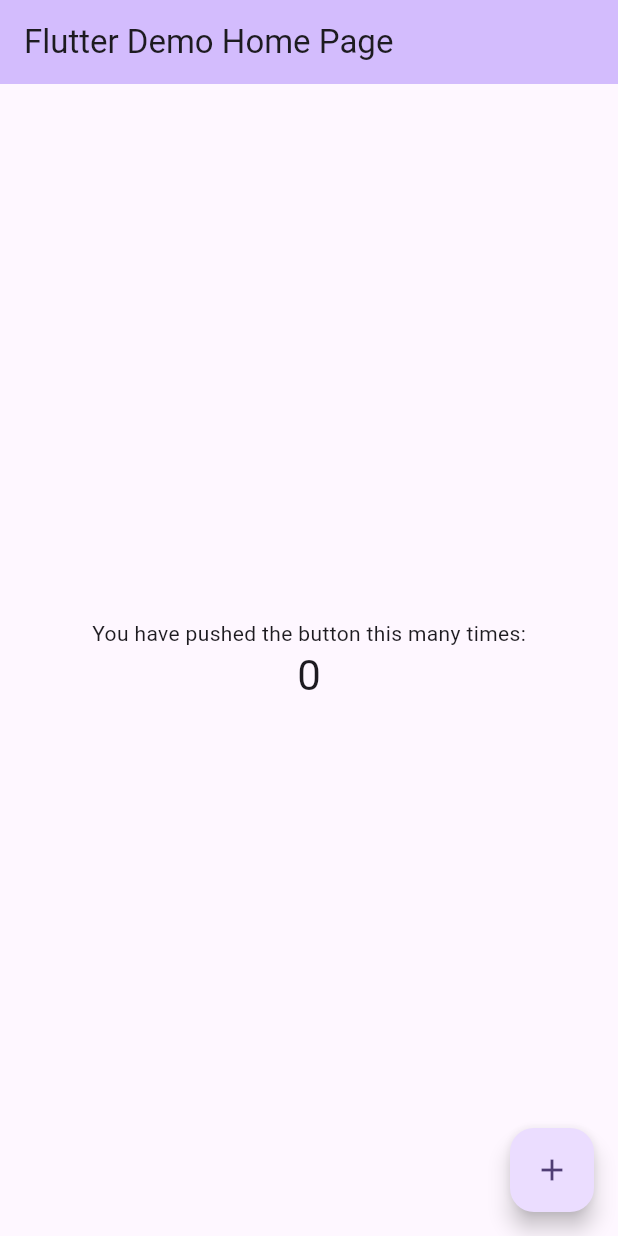
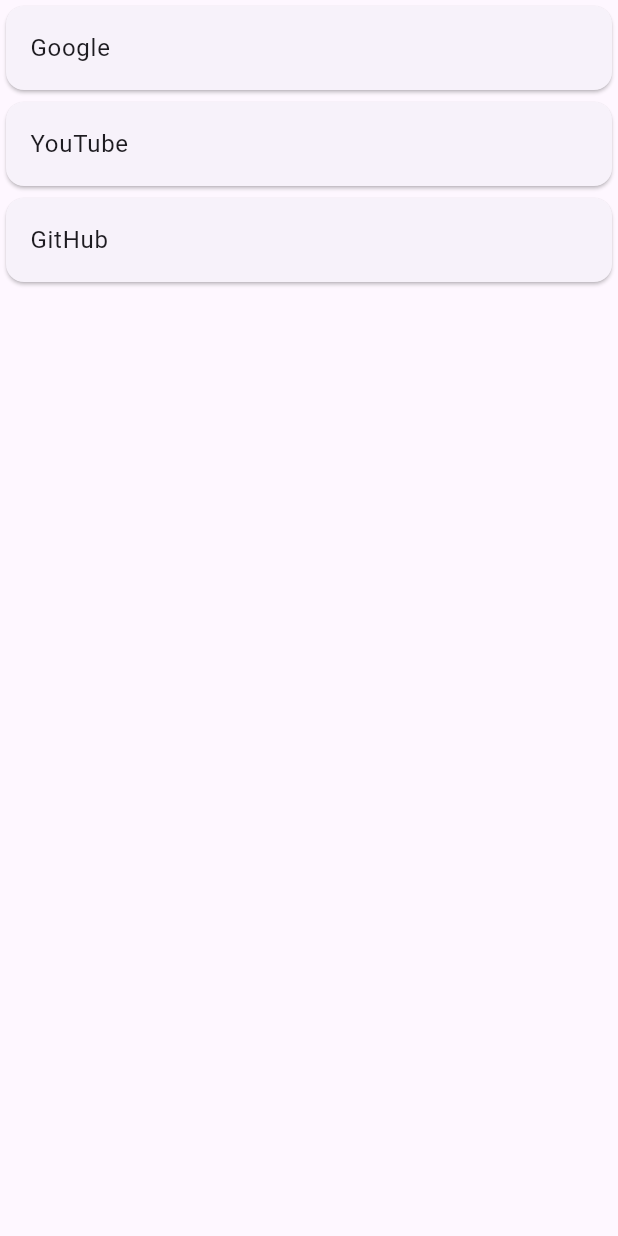
Before and after one commit to Melvyn2000/Url-Launcher-App, a Flutter app: the screen it shows after launch, on a phone screen of 412 x 824 dp. Run offline on Flutter 3.47's test engine with Material 3 defaults, Android fonts, the phone set to English and light mode, and no system bars; our stand-ins replace font_awesome_flutter.

Commit message:
Create and display list with URL and add font_awesome_flutter plugin 🚧

```diff
--- a/lib/main.dart
+++ b/lib/main.dart
@@ -1,4 +1,24 @@
+import 'package:flutter/cupertino.dart';
 import 'package:flutter/material.dart';
+import 'package:url_launcher/url_launcher.dart';
+import 'package:font_awesome_flutter/font_awesome_flutter.dart';
+
+// const Uri urlYoutube =  'https://www.youtube.com/';
+// var urlYoutube = Uri(scheme: 'https', host: 'www.youtube.com');
+
+// void main() {
+//   runApp(const MaterialApp(
+//       home: Scaffold(
+//           body: Center(
+//             child: ElevatedButton(onPressed: _launchUrl, child: Text('Test YouTube URL')),
+//   ))));
+// }
+
+// void _launchUrl() async {
+//   if (!await launchUrl(urlYoutube)) {
+//     throw Exception('Could not launch $urlYoutube');
+//   }
+// }
 
 void main() {
   runApp(const MyApp());
@@ -7,119 +27,56 @@ void main() {
 class MyApp extends StatelessWidget {
   const MyApp({super.key});
 
-  // This widget is the root of your application.
   @override
   Widget build(BuildContext context) {
     return MaterialApp(
-      title: 'Flutter Demo',
-      theme: ThemeData(
-        // This is the theme of your application.
-        //
-        // TRY THIS: Try running your application with "flutter run". You'll see
-        // the application has a purple toolbar. Then, without quitting the app,
-        // try changing the seedColor in the colorScheme below to Colors.green
-        // and then invoke "hot reload" (save your changes or press the "hot
-        // reload" button in a Flutter-supported IDE, or press "r" if you used
-        // the command line to start the app).
-        //
-        // Notice that the counter didn't reset back to zero; the application
-        // state is not lost during the reload. To reset the state, use hot
-        // restart instead.
-        //
-        // This works for code too, not just values: Most code changes can be
-        // tested with just a hot reload.
-        colorScheme: ColorScheme.fromSeed(seedColor: Colors.deepPurple),
-        useMaterial3: true,
+      title: 'Url Launcher App',
+      home: Scaffold(
+        body: const HomePage(),
       ),
-      home: const MyHomePage(title: 'Flutter Demo Home Page'),
     );
   }
 }
 
-class MyHomePage extends StatefulWidget {
-  const MyHomePage({super.key, required this.title});
-
-  // This widget is the home page of your application. It is stateful, meaning
-  // that it has a State object (defined below) that contains fields that affect
-  // how it looks.
-
-  // This class is the configuration for the state. It holds the values (in this
-  // case the title) provided by the parent (in this case the App widget) and
-  // used by the build method of the State. Fields in a Widget subclass are
-  // always marked "final".
-
-  final String title;
+class HomePage extends StatefulWidget {
+  const HomePage({super.key});
 
   @override
-  State<MyHomePage> createState() => _MyHomePageState();
+  State<HomePage> createState() => _HomePageState();
 }
 
-class _MyHomePageState extends State<MyHomePage> {
-  int _counter = 0;
-
-  void _incrementCounter() {
-    setState(() {
-      // This call to setState tells the Flutter framework that something has
-      // changed in this State, which causes it to rerun the build method below
-      // so that the display can reflect the updated values. If we changed
-      // _counter without calling setState(), then the build method would not be
-      // called again, and so nothing would appear to happen.
-      _counter++;
-    });
-  }
-
+class _HomePageState extends State<HomePage> {
   @override
   Widget build(BuildContext context) {
-    // This method is rerun every time setState is called, for instance as done
-    // by the _incrementCounter method above.
-    //
-    // The Flutter framework has been optimized to make rerunning build methods
-    // fast, so that you can just rebuild anything that needs updating rather
-    // than having to individually change instances of widgets.
-    return Scaffold(
-      appBar: AppBar(
-        // TRY THIS: Try changing the color here to a specific color (to
-        // Colors.amber, perhaps?) and trigger a hot reload to see the AppBar
-        // change color while the other colors stay the same.
-        backgroundColor: Theme.of(context).colorScheme.inversePrimary,
-        // Here we take the value from the MyHomePage object that was created by
-        // the App.build method, and use it to set our appbar title.
-        title: Text(widget.title),
-      ),
-      body: Center(
-        // Center is a layout widget. It takes a single child and positions it
-        // in the middle of the parent.
-        child: Column(
-          // Column is also a layout widget. It takes a list of children and
-          // arranges them vertically. By default, it sizes itself to fit its
-          // children horizontally, and tries to be as tall as its parent.
-          //
-          // Column has various properties to control how it sizes itself and
-          // how it positions its children. Here we use mainAxisAlignment to
-          // center the children vertically; the main axis here is the vertical
-          // axis because Columns are vertical (the cross axis would be
-          // horizontal).
-          //
-          // TRY THIS: Invoke "debug painting" (choose the "Toggle Debug Paint"
-          // action in the IDE, or press "p" in the console), to see the
-          // wireframe for each widget.
-          mainAxisAlignment: MainAxisAlignment.center,
-          children: <Widget>[
-            const Text(
-              'You have pushed the button this many times:',
-            ),
-            Text(
-              '$_counter',
-              style: Theme.of(context).textTheme.headlineMedium,
-            ),
-          ],
-        ),
-      ),
-      floatingActionButton: FloatingActionButton(
-        onPressed: _incrementCounter,
-        tooltip: 'Increment',
-        child: const Icon(Icons.add),
-      ), // This trailing comma makes auto-formatting nicer for build methods.
+    return ListView(
+      children: data.map((item) {
+        return Card(
+          child: ListTile(
+            title: Text(item['name']),
+          ),
+        );
+      }).toList(),
     );
   }
 }
+
+List data = [
+  {
+    "name": 'Google',
+    "url": Uri(scheme: 'https', host: 'google.com'),
+    "icon": FontAwesomeIcons.google,
+    "color": Colors.blueAccent,
+  },
+  {
+    "name": 'YouTube',
+    "url": Uri(scheme: 'https', host: 'www.youtube.com'),
+    "icon": FontAwesomeIcons.youtube,
+    "color": Colors.redAccent,
+  },
+  {
+    "name": 'GitHub',
+    "url": Uri(scheme: 'https', host: 'github.com'),
+    "icon": FontAwesomeIcons.github,
+    "color": Colors.black,
+  }
+];
--- a/pubspec.yaml
+++ b/pubspec.yaml
@@ -36,6 +36,7 @@ dependencies:
   # Use with the CupertinoIcons class for iOS style icons.
   cupertino_icons: ^1.0.6
   url_launcher: ^6.2.6
+  font_awesome_flutter: ^10.7.0
 
 dev_dependencies:
   flutter_test:
```
Also changed, not shown: pubspec.lock.
